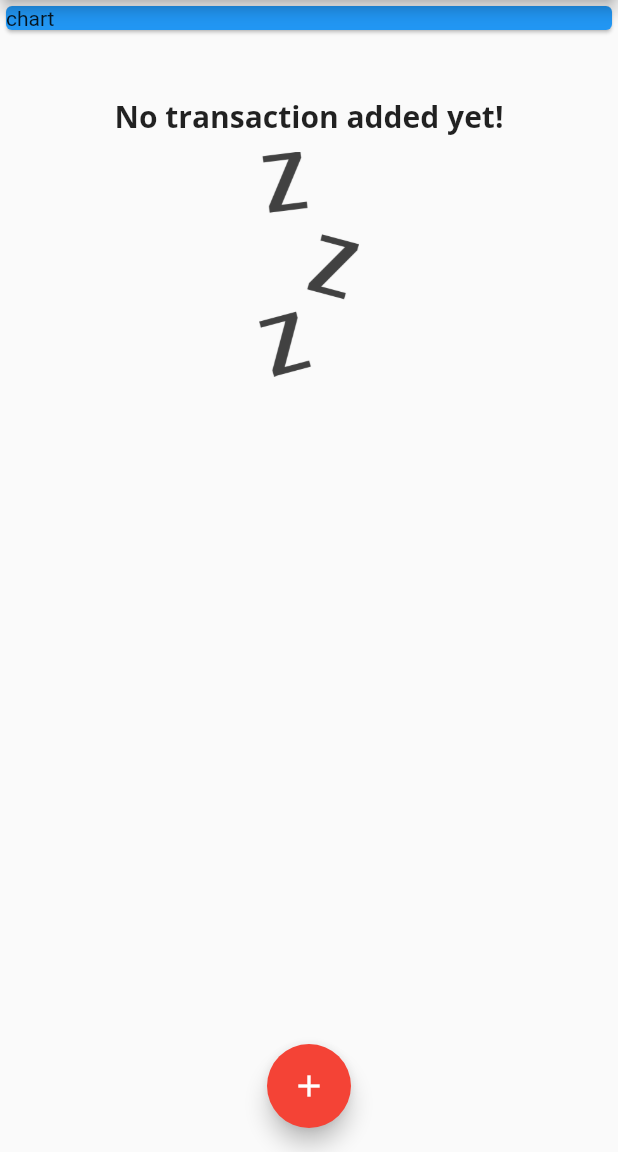
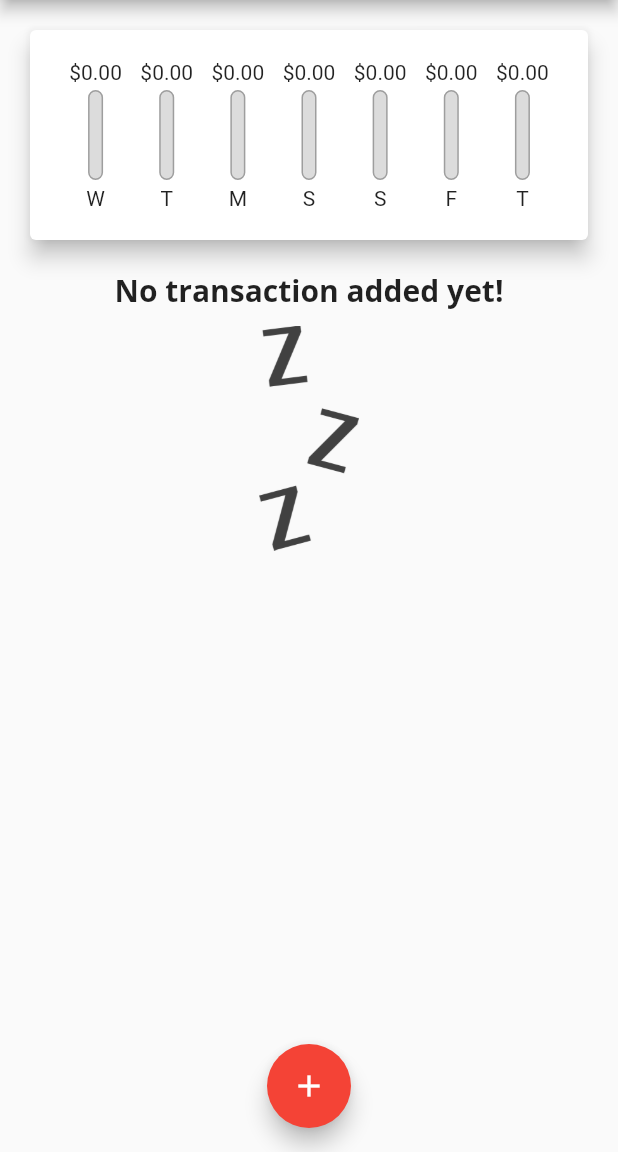
Before and after one commit to terinSeb/Flutter_Expense_Calculator, a Flutter app: the screen it shows after launch, on a phone screen of 412 x 824 dp, the part 84-1236 px from its top. Run offline on Flutter 3.47's test engine with Material 2 defaults, Android fonts, the phone set to English and light mode, and no system bars.

```diff
--- a/lib/main.dart
+++ b/lib/main.dart
@@ -100,12 +100,12 @@ child: NewTransaction(addTx: addTransaction) ,
           // crossAxisAlignment: CrossAxisAlignment.center,
           children:  [
           // ignore: sized_box_for_whitespace
-          Container(
-            width: double.infinity,
-            child: const Card(
-              color: Colors.blue,
-              child: Text('chart'),)
-            ),
+          // Container(
+          //   width: double.infinity,
+          //   child: const Card(
+          //     color: Colors.blue,
+          //     child: Text('chart'),)
+          //   ),
              Chart(transactions: _recentTransaction) ,
         TransactionList(transactions: _userTransaction,)
 
--- a/lib/widgets/chart.dart
+++ b/lib/widgets/chart.dart
@@ -1,4 +1,7 @@
-import 'package:expense_calculator/models/transaction.dart';
+
+
+import '../models/transaction.dart';
+import '../widgets/chart_bar.dart';
 import 'package:flutter/material.dart';
 import 'package:intl/intl.dart';
 
@@ -19,15 +22,31 @@ transactions[i].date.year == week.year)
   totalSum  +=  transactions[i].amount;
 }
         }
-        return {'day': DateFormat.E().format(week), 'amount':totalSum}; });
+        return {'day': DateFormat.E().format(week).substring(0,1), 'amount':totalSum}; });
+    }
+    double get totalSpending{
+      return groupTransactionValue.fold(0.0, (previousValue, element) => previousValue + (element['amount'] as double));
     }
   @override
   Widget build(BuildContext context) {
-
-
-
-    return const Card(elevation: 6, margin: EdgeInsets.all(20),
-    // child: ,
+    return  Card(elevation: 6, margin: const EdgeInsets.all(20),
+    child: Padding(
+      padding: const EdgeInsets.all(20),
+      child: Row(
+        mainAxisAlignment: MainAxisAlignment.spaceBetween,
+        children:
+      groupTransactionValue.map((elm) {
+   return
+   Flexible(
+      fit: FlexFit.tight,
+       child:
+        ChartBar(label: (elm['day'] as String),
+        spendingAmount: (elm['amount'] as double),
+         spendingPctOfTotal: totalSpending == 0.0 ? 0.0 : (elm['amount'] as double)/ totalSpending),
+   );
+      }
+       ).toList(),  ),
+    ) ,
     );
   }
 }
--- a/lib/widgets/chart_bar.dart
+++ b/lib/widgets/chart_bar.dart
@@ -9,7 +9,7 @@ class ChartBar extends StatelessWidget {
   @override
   Widget build(BuildContext context) {
     return Column(children: [
-      Text('\$${spendingAmount.toStringAsFixed(2)}'),
+      FittedBox(child: Text('\$${spendingAmount.toStringAsFixed(2)}')),
       const SizedBox(height: 4,),
       // ignore: sized_box_for_whitespace
       Container(
```
Also changed, not shown: lib/widgets/transaction_list.dart (+29 -21 lines).
